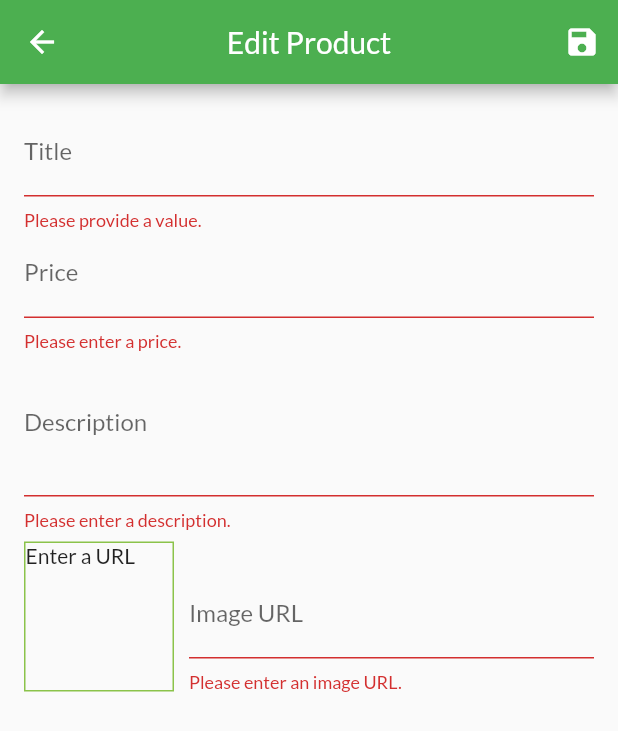
After one commit to Ahmad-Al-Darkashli/SHOP-APP, a Flutter app: the EditProductScreen screen opened by its route, after a tap on the "save" icon, on a phone screen of 412 x 824 dp. The commit adds this screen. Shown: the top 731 px of the screen. Run offline on Flutter 3.47's test engine with Material 2 defaults, Android fonts, the phone set to English and light mode, and no system bars; network calls fail.

Commit message:
adding & editing products

```diff
--- a/shop_app/lib/main.dart
+++ b/shop_app/lib/main.dart
@@ -5,6 +5,8 @@ import './screens/products_overview_screen.dart';
 import './screens/product_detail_screen.dart';
 import './screens/cart_screen.dart';
 import './screens/orders_screen.dart';
+import './screens/user_products_screen.dart';
+import './screens/edit_product_screen.dart';
 
 import './providers/products_provider.dart';
 import './providers/cart.dart';
@@ -52,6 +54,8 @@ class MyApp extends StatelessWidget {
               const ProductDetailScreen(),
           CartScreen.routeName: (context) => const CartScreen(),
           OrdersScreen.routeName: (context) => const OrdersScreen(),
+          UserProductScreen.routeName: (context) => const UserProductScreen(),
+          EditProductScreen.routeName: (context) => const EditProductScreen(),
         },
       ),
     );
--- a/shop_app/lib/providers/products_provider.dart
+++ b/shop_app/lib/providers/products_provider.dart
@@ -55,7 +55,35 @@ class ProductsProvider with ChangeNotifier {
             product.id == id,
       );
 
-  void addItems() {
-    notifyListeners();
+  void addProduct(Product product) => {
+        _items.insert(
+          0,
+          Product(
+            id: DateTime.now().toString(),
+            title: product.title,
+            description: product.description,
+            price: product.price,
+            imageUrl: product.imageUrl,
+          ),
+        ),
+        // _items.add(
+        //   Product(
+        //     id: DateTime.now().toString(),
+        //     title: product.title,
+        //     description: product.description,
+        //     price: product.price,
+        //     imageUrl: product.imageUrl,
+        //   ),
+        // ),
+        notifyListeners(),
+      };
+  void editProduct(String id, Product product) {
+    final prodIndex = _items.indexWhere((prod) => prod.id == id);
+    if (prodIndex >= 0) {
+      _items[prodIndex] = product;
+      notifyListeners();
+    } else {
+      print("....");
+    }
   }
 }
--- /dev/null
+++ b/shop_app/lib/screens/edit_product_screen.dart
@@ -0,0 +1,237 @@
+import 'package:flutter/material.dart';
+import 'package:provider/provider.dart';
+import '../providers/products_provider.dart';
+import '../providers/product.dart';
+
+class EditProductScreen extends StatefulWidget {
+  static const routeName = '/edit-product';
+  const EditProductScreen({Key? key}) : super(key: key);
+
+  @override
+  _EditProductScreenState createState() => _EditProductScreenState();
+}
+
+class _EditProductScreenState extends State<EditProductScreen> {
+  //final _priceFocusNode = FocusNode();
+  //final _descriptionFocusNode = FocusNode();
+  final _imageUrlFocusNode = FocusNode();
+  final _imageUrlController = TextEditingController();
+  final _form = GlobalKey<FormState>();
+  var _editedProduct = Product(
+    id: '',
+    title: '',
+    description: '',
+    price: 0,
+    imageUrl: '',
+  );
+  var _initValues = {
+    'title': '',
+    'description': '',
+    'price': '',
+    'imageUrl': '',
+  };
+  var _isInit = true;
+
+  @override
+  void initState() => {
+        _imageUrlController.addListener(_updateImageUrl),
+        super.initState(),
+      };
+
+  @override
+  void didChangeDependencies() {
+    if (_isInit) {
+      final productId = ModalRoute.of(context)!.settings.arguments;
+      if (productId != null) {
+        _editedProduct = Provider.of<ProductsProvider>(context)
+            .findById(productId.toString());
+        _initValues = {
+          'title': _editedProduct.title,
+          'description': _editedProduct.description,
+          'price': _editedProduct.price.toString(),
+          //'imageUrl': _editedProduct.imageUrl,
+          'imageUrl': '',
+        };
+        _imageUrlController.text = _editedProduct.imageUrl;
+      }
+    }
+    _isInit = false;
+    super.didChangeDependencies();
+  }
+
+  @override
+  void dispose() => {
+        // _priceFocusNode.dispose();
+        _imageUrlFocusNode.removeListener(_updateImageUrl),
+        _imageUrlController.dispose(),
+        _imageUrlFocusNode.dispose(),
+        super.dispose(),
+      };
+
+  void _updateImageUrl() {
+    if (!_imageUrlFocusNode.hasFocus) {
+      if (!_imageUrlController.text.startsWith('http') &&
+          !_imageUrlController.text.startsWith('https')) return;
+      setState(() {});
+    }
+  }
+
+  void _saveForm() {
+    final isValid = _form.currentState!.validate();
+    if (!isValid) {
+      return;
+    }
+    _form.currentState!.save();
+    if (_editedProduct.id.isNotEmpty) {
+      Provider.of<ProductsProvider>(context, listen: false)
+          .editProduct(_editedProduct.id, _editedProduct);
+    } else {
+      Provider.of<ProductsProvider>(context, listen: false)
+          .addProduct(_editedProduct);
+    }
+    Navigator.of(context).pop();
+  }
+
+  @override
+  Widget build(BuildContext context) {
+    return Scaffold(
+      appBar: AppBar(
+        title: const Text('Edit Product'),
+        actions: [
+          IconButton(
+            onPressed: _saveForm,
+            icon: const Icon(Icons.save),
+          ),
+        ],
+      ),
+      body: Padding(
+        padding: const EdgeInsets.all(16.0),
+        child: Form(
+          key: _form,
+          child: ListView(
+            children: [
+              TextFormField(
+                initialValue: _initValues['title'],
+                decoration: const InputDecoration(labelText: 'Title'),
+                textInputAction: TextInputAction.next,
+                // onFieldSubmitted: (_) =>
+                //     FocusScope.of(context).requestFocus(_priceFocusNode),
+                validator: (value) {
+                  if (value!.isEmpty) return 'Please provide a value.';
+                  return null;
+                },
+                onSaved: (value) => _editedProduct = Product(
+                  isFavorate: _editedProduct.isFavorate,
+                  id: _editedProduct.id,
+                  title: value.toString(),
+                  description: _editedProduct.description,
+                  price: _editedProduct.price,
+                  imageUrl: _editedProduct.imageUrl,
+                ),
+              ),
+              TextFormField(
+                initialValue: _initValues['price'],
+                decoration: const InputDecoration(labelText: 'Price'),
+                textInputAction: TextInputAction.next,
+                keyboardType: TextInputType.number,
+                // focusNode: _priceFocusNode,
+                validator: (value) {
+                  if (value!.isEmpty) return 'Please enter a price.';
+                  if (double.tryParse(value) == null) {
+                    return 'Please enter a valid number.';
+                  }
+                  if (double.parse(value) <= 0) {
+                    return 'Please enter a price greater than zero.';
+                  }
+                  return null;
+                },
+                onSaved: (value) => _editedProduct = Product(
+                  isFavorate: _editedProduct.isFavorate,
+                  id: _editedProduct.id,
+                  title: _editedProduct.title,
+                  description: _editedProduct.description,
+                  price: double.parse(value.toString()),
+                  imageUrl: _editedProduct.imageUrl,
+                ),
+              ),
+              TextFormField(
+                initialValue: _initValues['description'],
+                decoration: const InputDecoration(labelText: 'Description'),
+                maxLines: 3,
+                keyboardType: TextInputType.multiline,
+                validator: (value) {
+                  if (value!.isEmpty) return 'Please enter a description.';
+                  if (value.length < 10) {
+                    return 'Should be at least 10 characters long.';
+                  }
+                  return null;
+                },
+                onSaved: (value) => _editedProduct = Product(
+                  isFavorate: _editedProduct.isFavorate,
+                  id: _editedProduct.id,
+                  title: _editedProduct.title,
+                  description: value.toString(),
+                  price: _editedProduct.price,
+                  imageUrl: _editedProduct.imageUrl,
+                ),
+              ),
+              Row(
+                crossAxisAlignment: CrossAxisAlignment.end,
+                children: [
+                  Container(
+                    width: 100,
+                    height: 100,
+                    margin: const EdgeInsets.only(
+                      top: 8,
+                      right: 10,
+                    ),
+                    decoration: BoxDecoration(
+                      border: Border.all(
+                        width: 1,
+                        color: Colors.lightGreen,
+                      ),
+                    ),
+                    child: _imageUrlController.text.isEmpty
+                        ? const Text('Enter a URL')
+                        : FittedBox(
+                            child: Image.network(
+                              _imageUrlController.text.toString(),
+                              fit: BoxFit.cover,
+                            ),
+                          ),
+                  ),
+                  Expanded(
+                    child: TextFormField(
+                      decoration: const InputDecoration(labelText: 'Image URL'),
+                      textInputAction: TextInputAction.done,
+                      keyboardType: TextInputType.url,
+                      controller: _imageUrlController,
+                      focusNode: _imageUrlFocusNode,
+                      onFieldSubmitted: (_) => _saveForm(),
+                      validator: (value) {
+                        if (value!.isEmpty) return 'Please enter an image URL.';
+                        if (!value.startsWith('http') &&
+                            !value.startsWith('https')) {
+                          return 'Please enter a valid URL.';
+                        }
+                        return null;
+                      },
+                      onSaved: (value) => _editedProduct = Product(
+                        isFavorate: _editedProduct.isFavorate,
+                        id: _editedProduct.id,
+                        title: _editedProduct.title,
+                        description: _editedProduct.description,
+                        price: _editedProduct.price,
+                        imageUrl: value.toString(),
+                      ),
+                    ),
+                  ),
+                ],
+              ),
+            ],
+          ),
+        ),
+      ),
+    );
+  }
+}
--- a/shop_app/lib/widgets/app_drawer.dart
+++ b/shop_app/lib/widgets/app_drawer.dart
@@ -1,4 +1,5 @@
 import 'package:flutter/material.dart';
+import '../screens/user_products_screen.dart';
 import '../screens/orders_screen.dart';
 
 class AppDrawer extends StatelessWidget {
@@ -26,6 +27,13 @@ class AppDrawer extends StatelessWidget {
             onTap: () => Navigator.of(context)
                 .pushReplacementNamed(OrdersScreen.routeName),
           ),
+          const Divider(),
+          ListTile(
+            leading: const Icon(Icons.edit),
+            title: const Text('Manage Products'),
+            onTap: () => Navigator.of(context)
+                .pushReplacementNamed(UserProductScreen.routeName),
+          ),
         ],
       ),
     );
```
Also changed, not shown: shop_app/lib/screens/user_products_screen.dart (added, +53 -0 lines), shop_app/lib/widgets/user_product_item.dart (added, +41 -0 lines).
